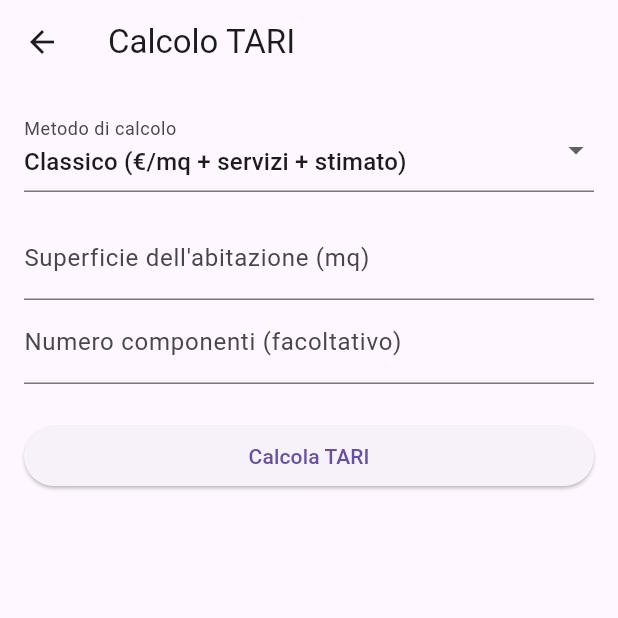
After one commit to jagorev/EcoTrack, a Flutter app: the screen it shows after launch, after a tap on "Simula Tasse", on a phone screen of 412 x 824 dp, the top half of it. The commit adds this screen. Run offline on Flutter 3.47's test engine with Material 3 defaults, Android fonts, the phone set to English and light mode, and no system bars; our stand-ins replace firebase_auth, firebase_core, google_maps_flutter, google_sign_in, sign_in_button; accounts and stored records are empty.

Commit message:
update TARI con formule francesca

```diff
--- a/app/lib/dashboard.dart
+++ b/app/lib/dashboard.dart
@@ -4,6 +4,7 @@ import 'accedi.dart';
 import 'registrati.dart';
 import 'profile_page.dart';
 import 'map_page.dart';
+import 'tari.dart';
 
 class EcoTrackHomePage extends StatefulWidget {
   @override
@@ -129,11 +130,18 @@ class _EcoTrackHomePageState extends State<EcoTrackHomePage> {
                     "Prenota Smaltimento",
                     "Prenota lo smaltimento presso un ecocentro.",
                   ),
-                  buildMenuItem(
-                    Icons.attach_money,
-                    Colors.purple,
-                    "Simula Tasse",
-                    "Calcola le tasse sulla gestione dei rifiuti.",
+                  GestureDetector(
+                    onTap: () {
+                      Navigator.of(context).push(
+                        MaterialPageRoute(builder: (context) => const TariPage()),
+                      );
+                    },
+                    child: buildMenuItem(
+                      Icons.attach_money,
+                      Colors.purple,
+                      "Simula Tasse",
+                      "Calcola le tasse sulla gestione dei rifiuti.",
+                    ),
                   ),
                   Spacer(),
                   ElevatedButton(
--- /dev/null
+++ b/app/lib/tari.dart
@@ -0,0 +1,193 @@
+import 'package:flutter/material.dart';
+
+enum MetodoTari { classico, nordico }
+
+class TariPage extends StatefulWidget {
+  const TariPage({Key? key}) : super(key: key);
+
+  @override
+  State<TariPage> createState() => _TariPageState();
+}
+
+class _TariPageState extends State<TariPage> {
+  final _formKey = GlobalKey<FormState>();
+  MetodoTari? _metodo = MetodoTari.classico;
+
+  final _areaCtrl = TextEditingController();
+  final _componentiCtrl = TextEditingController();
+  final _tariffaKgCtrl = TextEditingController();
+  final _pesoManualeCtrl = TextEditingController();
+
+  double? _risultato;
+  int? _componentiUsati;
+  double? _pesoStimatoUsato;
+
+  @override
+  void dispose() {
+    _areaCtrl.dispose();
+    _componentiCtrl.dispose();
+    _tariffaKgCtrl.dispose();
+    _pesoManualeCtrl.dispose();
+    super.dispose();
+  }
+
+  int _componentiDaSuperficie(double superficie) {
+    if (superficie <= 45) return 1;
+    if (superficie <= 60) return 2;
+    if (superficie <= 75) return 3;
+    return 4;
+  }
+
+  double _tariffaFissa(int componenti) {
+    switch (componenti) {
+      case 1: return 0.7234;
+      case 2: return 0.8499;
+      case 3: return 0.9491;
+      case 4: return 1.0306;
+      case 5: return 1.1119;
+      default: return 1.1752;
+    }
+  }
+
+  double _quotaVariabileServizi(int componenti) {
+    switch (componenti) {
+      case 1: return 24.0460;
+      case 2: return 43.2838;
+      case 3: return 55.2792;
+      case 4: return 72.1309;
+      case 5: return 86.5563;
+      default: return 98.5780;
+    }
+  }
+
+  double _pesoStimato(int componenti) {
+    switch (componenti) {
+      case 1: return 500;
+      case 2: return 900;
+      case 3: return 1200;
+      case 4: return 1500;
+      case 5: return 1800;
+      default: return 2100;
+    }
+  }
+
+  void _calcola() {
+    if (!_formKey.currentState!.validate()) return;
+
+    double res;
+
+    if (_metodo == MetodoTari.classico) {
+      final superficie = double.parse(_areaCtrl.text);
+      final compText = _componentiCtrl.text.trim();
+      final componenti = compText.isNotEmpty ? int.tryParse(compText) ?? 1 : _componentiDaSuperficie(superficie);
+      final peso = _pesoStimato(componenti);
+
+      final quotaFissa = superficie * _tariffaFissa(componenti);
+      final quotaServizi = _quotaVariabileServizi(componenti);
+      final quotaMisurata = peso * 1.0024;
+
+      res = quotaFissa + quotaServizi + quotaMisurata;
+
+      setState(() {
+        _risultato = res;
+        _componentiUsati = componenti;
+        _pesoStimatoUsato = peso;
+      });
+    } else {
+      final peso = double.parse(_pesoManualeCtrl.text);
+      final tariffa = double.parse(_tariffaKgCtrl.text);
+      res = peso * tariffa;
+
+      setState(() {
+        _risultato = res;
+        _componentiUsati = null;
+        _pesoStimatoUsato = null;
+      });
+    }
+  }
+
+  @override
+  Widget build(BuildContext context) {
+    return Scaffold(
+      appBar: AppBar(title: const Text('Calcolo TARI')),
+      body: Padding(
+        padding: const EdgeInsets.all(16),
+        child: Form(
+          key: _formKey,
+          child: ListView(
+            children: [
+              DropdownButtonFormField<MetodoTari>(
+                value: _metodo,
+                decoration: const InputDecoration(labelText: 'Metodo di calcolo'),
+                items: const [
+                  DropdownMenuItem(
+                    value: MetodoTari.classico,
+                    child: Text('Classico (€/mq + servizi + stimato)'),
+                  ),
+                  DropdownMenuItem(
+                    value: MetodoTari.nordico,
+                    child: Text('Nordico (€/kg manuale)'),
+                  ),
+                ],
+                onChanged: (m) {
+                  setState(() {
+                    _metodo = m;
+                    _risultato = null;
+                  });
+                },
+              ),
+              const SizedBox(height: 16),
+              if (_metodo == MetodoTari.classico) ...[
+                TextFormField(
+                  controller: _areaCtrl,
+                  keyboardType: TextInputType.number,
+                  decoration: const InputDecoration(labelText: 'Superficie dell\'abitazione (mq)'),
+                  validator: (v) => (v == null || v.isEmpty) ? 'Obbligatorio' : null,
+                ),
+                TextFormField(
+                  controller: _componentiCtrl,
+                  keyboardType: TextInputType.number,
+                  decoration: const InputDecoration(labelText: 'Numero componenti (facoltativo)'),
+                ),
+              ] else ...[
+                TextFormField(
+                  controller: _pesoManualeCtrl,
+                  keyboardType: TextInputType.number,
+                  decoration: const InputDecoration(labelText: 'Rifiuti prodotti (kg)'),
+                  validator: (v) => (v == null || v.isEmpty) ? 'Obbligatorio' : null,
+                ),
+                TextFormField(
+                  controller: _tariffaKgCtrl,
+                  keyboardType: TextInputType.number,
+                  decoration: const InputDecoration(labelText: 'Tariffa (€ per kg)'),
+                  validator: (v) => (v == null || v.isEmpty) ? 'Obbligatorio' : null,
+                ),
+              ],
+              const SizedBox(height: 24),
+              ElevatedButton(
+                onPressed: _calcola,
+                child: const Text('Calcola TARI'),
+              ),
+              const SizedBox(height: 24),
+              if (_risultato != null) ...[
+                Text(
+                  'Importo TARI: € ${_risultato!.toStringAsFixed(2)}',
+                  style: const TextStyle(fontSize: 18, fontWeight: FontWeight.bold),
+                ),
+                if (_componentiUsati != null && _pesoStimatoUsato != null)
+                  Padding(
+                    padding: const EdgeInsets.only(top: 8),
+                    child: Text(
+                      'Componenti considerati: $_componentiUsati\n'
+                      'Rifiuti stimati: ${_pesoStimatoUsato!.toStringAsFixed(0)} kg/anno',
+                      style: const TextStyle(fontSize: 14, color: Colors.grey),
+                    ),
+                  ),
+              ],
+            ],
+          ),
+        ),
+      ),
+    );
+  }
+}
```
